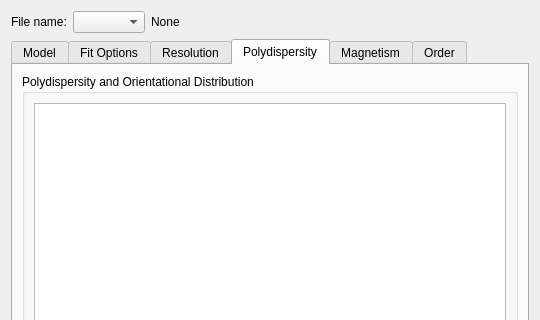
SasView/sasview, file src/sas/qtgui/Perspectives/Fitting/UI/FittingWidgetUI.ui: the form before one commit; both pictures show x 0 to 540 and y 0 to 320 of the 540 by 600 pixel window.
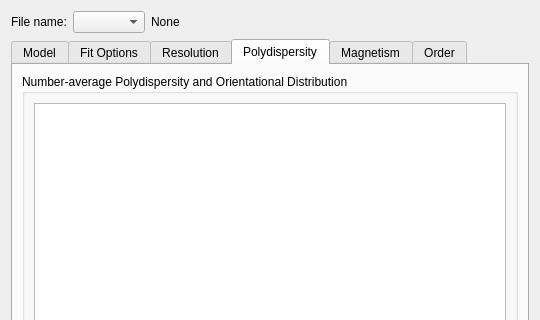
The form after the commit. The open tabs and pages were chosen to show the change.

Commit message: Change polydispersity title in UI file instead of overwriting in python file

Diff of the .ui file:
```diff
--- a/src/sas/qtgui/Perspectives/Fitting/UI/FittingWidgetUI.ui
+++ b/src/sas/qtgui/Perspectives/Fitting/UI/FittingWidgetUI.ui
@@ -360,7 +360,7 @@
        <item row="0" column="0">
         <widget class="QGroupBox" name="groupBox_3">
          <property name="title">
-          <string>Polydispersity and Orientational Distribution</string>
+          <string>Number-average Polydispersity and Orientational Distribution</string>
          </property>
          <layout class="QGridLayout" name="gridLayout_9">
           <item row="0" column="0">
```
The commit also changes 1 other file.
